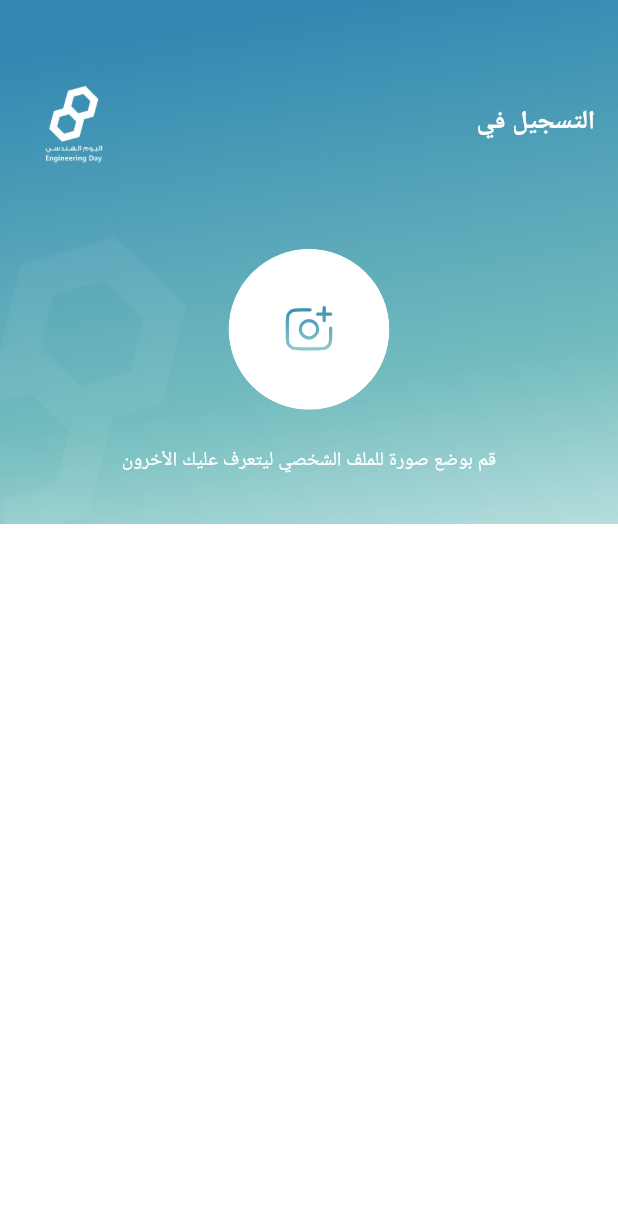
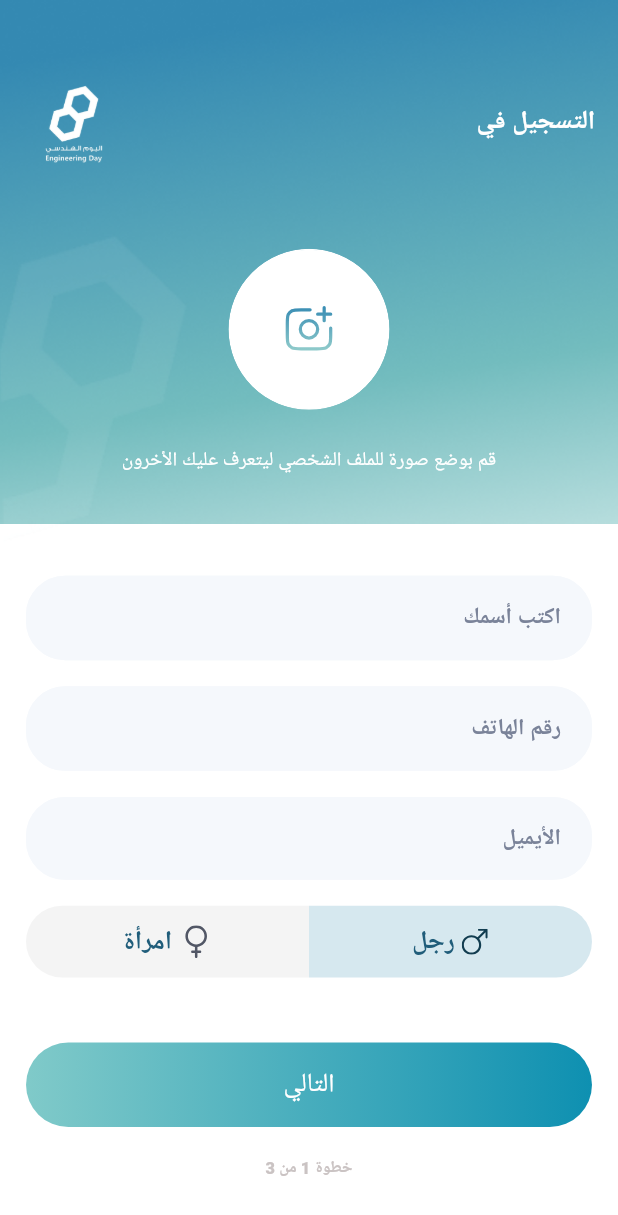
Before and after one commit to mostafaahmedbahr/engineering_day_app, a Flutter app: the RegisterPartOne widget shown alone on an empty page, opened directly, on a phone screen of 412 x 824 dp. Shown: the top 1215 px of the screen. Run offline on Flutter 3.47's test engine with Material 3 defaults, Android fonts, the phone set to English and light mode, and no system bars; our stand-ins replace dartz, dio, dotted_border, easy_localization, flutter_svg, get_it and 6 more; missing offline and left inert: dynamic_height_grid_view, flutter_cached_pdfview, qr_flutter_new; accounts and stored records are empty; Roboto replaces fonts that are missing (Tajawal); project files that could hold a hidden picture were left out.

Commit message:
RegisterPartOne

```diff
--- a/lib/core/utils/app_images/app_images.dart
+++ b/lib/core/utils/app_images/app_images.dart
@@ -21,6 +21,8 @@ class AppImages
   static const String pdfIcon = "assets/images/svgs/pdf_icon.svg";
   static const String qrIcon = "assets/images/svgs/qr_icon.svg";
   static const String camera = "assets/images/svgs/camera-plus.svg";
+  static const String male = "assets/images/svgs/svgexport-17 (21) 1.svg";
+  static const String female = "assets/images/svgs/female.svg";
 
 
 
--- a/lib/core/utils/app_validator/app_validator.dart
+++ b/lib/core/utils/app_validator/app_validator.dart
@@ -37,4 +37,15 @@ class MyValidators {
     }
     return null;
   }
+
+
+  static String? phoneValidator(String? value) {
+    if (value!.isEmpty) {
+      return 'Please enter a phone number';
+    }
+    if (value.length < 6) {
+      return 'phone number must be at least 11 numbers long';
+    }
+    return null;
+  }
 }
--- a/lib/features/auth/register/presentation/views/widgets/register1.dart
+++ b/lib/features/auth/register/presentation/views/widgets/register1.dart
@@ -1,9 +1,14 @@
+ import 'package:engineering_day_app/core/shared_widgets/custom_button.dart';
 import 'package:engineering_day_app/core/shared_widgets/custom_sized_box.dart';
+import 'package:engineering_day_app/core/shared_widgets/custom_text_form_filed.dart';
 import 'package:engineering_day_app/core/utils/app_images/app_images.dart';
+import 'package:engineering_day_app/core/utils/app_nav/app_nav.dart';
 import 'package:engineering_day_app/core/utils/app_styles/app_styles.dart';
+import 'package:engineering_day_app/core/utils/app_validator/app_validator.dart';
 import 'package:engineering_day_app/features/auth/register/presentation/view_model/register_provider.dart';
 import 'package:engineering_day_app/features/auth/register/presentation/views/widgets/pick_image_widget.dart';
 import 'package:flutter/material.dart';
+import 'package:flutter_svg/flutter_svg.dart';
 import 'package:provider/provider.dart';
 
 class RegisterPartOne extends StatelessWidget {
@@ -12,7 +17,8 @@ class RegisterPartOne extends StatelessWidget {
   @override
   Widget build(BuildContext context) {
     return Consumer<RegisterProvider>(builder: (context, registerProvider, child){
-      return Column(
+      return SingleChildScrollView(
+        child: Column(
           children: [
             Stack(
               children: [
@@ -66,7 +72,111 @@ class RegisterPartOne extends StatelessWidget {
                 ),
               ],
             ),
+            Padding(
+              padding: const EdgeInsets.all(16),
+              child: Column(
+                children: [
+                  CustomTextFormField(
+                    keyboardType: TextInputType.emailAddress,
+                    validator: (String? value) {
+                      MyValidators.displayNameValidator(value);
+                      return null;
+                    },
+                    hintText: "اكتب أسمك",
+                  ),
+                 const CustomSizedBox(height: 16,),
+                  CustomTextFormField(
+                    keyboardType: TextInputType.number,
+                    validator: (String? value) {
+                      MyValidators.phoneValidator(value);
+                      return null;
+                    },
+                    hintText: "رقم الهاتف",
+                  ),
+                 const CustomSizedBox(height: 16,),
+                  CustomTextFormField(
+                    keyboardType: TextInputType.emailAddress,
+                    validator: (String? value) {
+                      MyValidators.emailValidator(value);
+                      return null;
+                    },
+                    hintText: "الأيميل",
+                  ),
+                 const CustomSizedBox(height: 16,),
+                 Container(
+                   height: 44,
+                   width: double.infinity,
+                   decoration: BoxDecoration(
+                     borderRadius: BorderRadius.circular(24),
+                   ),
+                   child: Row(
+                     children: [
+                       Expanded(
+                         child: Container(
+                           height: 44,
+                         decoration:const BoxDecoration(
+                           color: Color.fromRGBO(69, 150, 183, 0.22),
+                           borderRadius: BorderRadius.only(
+                             topRight:   Radius.circular(24) ,
+                             bottomRight:Radius.circular(24) ,
+                           ),
+                         ),
+                           child: Row(
+                             mainAxisAlignment: MainAxisAlignment.center,
+                             children: [
+                               SvgPicture.asset(AppImages.male),
+                               const CustomSizedBox(width: 4,),
+                               const Text("رجل",
+                               style: AppStyles.textStyle16DarkMainColorW800,),
                              ],
+                           ),
+                         ),
+                       ),
+                       Expanded(
+                         child: Container(
+                           height: 44,
+                         decoration:const BoxDecoration(
+                           color:Color.fromRGBO(244, 244, 244, 1),
+                           borderRadius: BorderRadius.only(
+                             topLeft:   Radius.circular(24) ,
+                             bottomLeft:Radius.circular(24) ,
+                           ),
+                         ),
+                           child: Row(
+                             mainAxisAlignment: MainAxisAlignment.center,
+                             children: [
+                               SvgPicture.asset(AppImages.female),
+                               const CustomSizedBox(width: 4,),
+                               const Text("امرأة",
+                                 style: AppStyles.textStyle16DarkMainColorW800,),
+                             ],
+                           ),
+                         ),
+                       ),
+                     ],
+                   ),
+                 ),
+                 const CustomSizedBox(height: 40,),
+                  CustomButton(
+                    onTap: () {
+
+                    },
+                    height: 52,
+                    transparent: true,
+                    borderRadius: 32,
+                    btnTxt: "التالي",),
+                  const CustomSizedBox(height: 18,),
+                  const Text("خطوة 1 من 3",
+                  style: TextStyle(
+                    fontSize: 10,
+                    fontWeight: FontWeight.w800,
+                    color: Color.fromRGBO(202, 195, 195, 1),
+                  ),),
+                ],
+              ),
+            ),
+          ],
+        ),
       );
     }
     );
```
Also changed, not shown: assets/images/svgs/female.svg (added), assets/images/svgs/svgexport-17 (21) 1.svg (added). Lines whose indentation alone changed are shown as unchanged.
